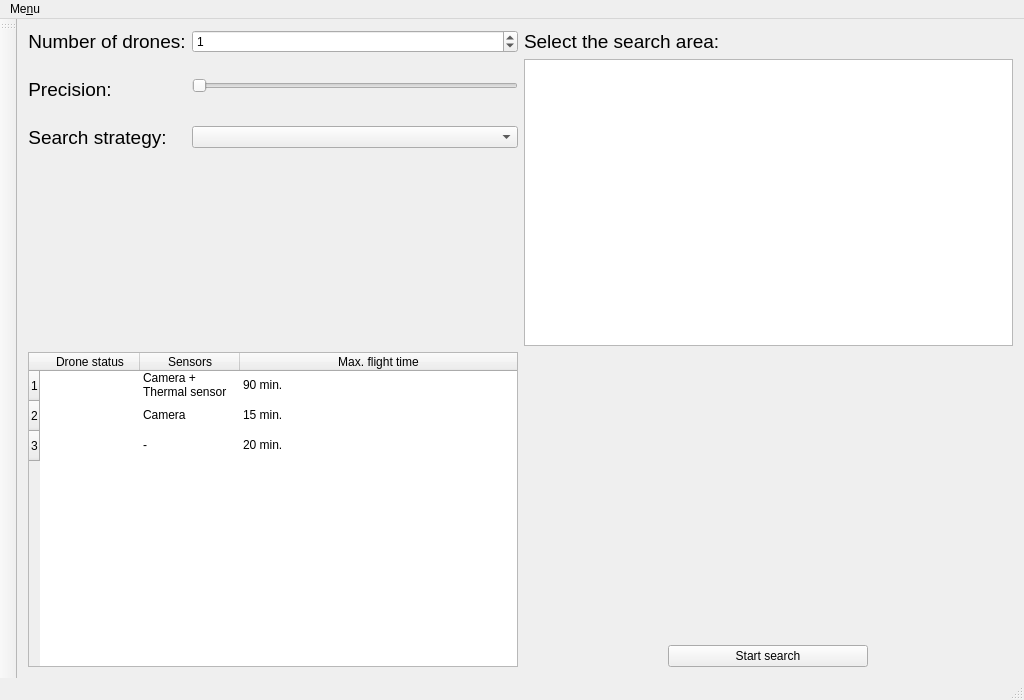
Qt form src/ui/mainwindow.ui (jspngh/shae-workstation) before a commit.
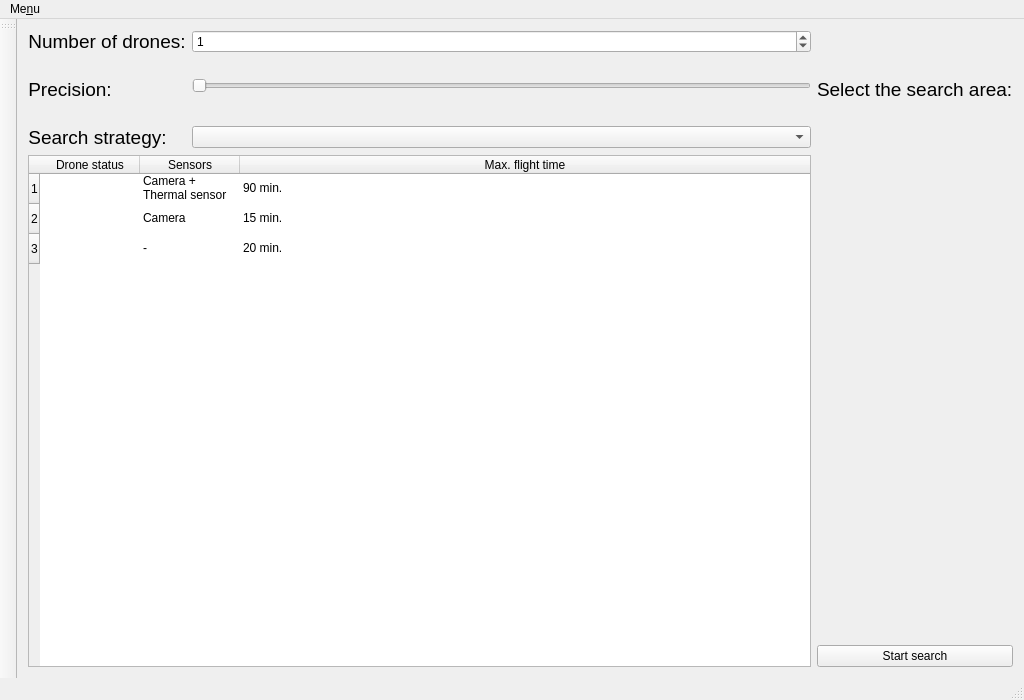
The same form after that commit.

The edit to the form file:
```diff
--- a/src/ui/mainwindow.ui
+++ b/src/ui/mainwindow.ui
@@ -102,9 +102,6 @@
         </property>
        </widget>
       </item>
-      <item>
-       <widget class="QGraphicsView" name="searchAreaMap"/>
-      </item>
      </layout>
     </item>
     <item row="0" column="0">
```
